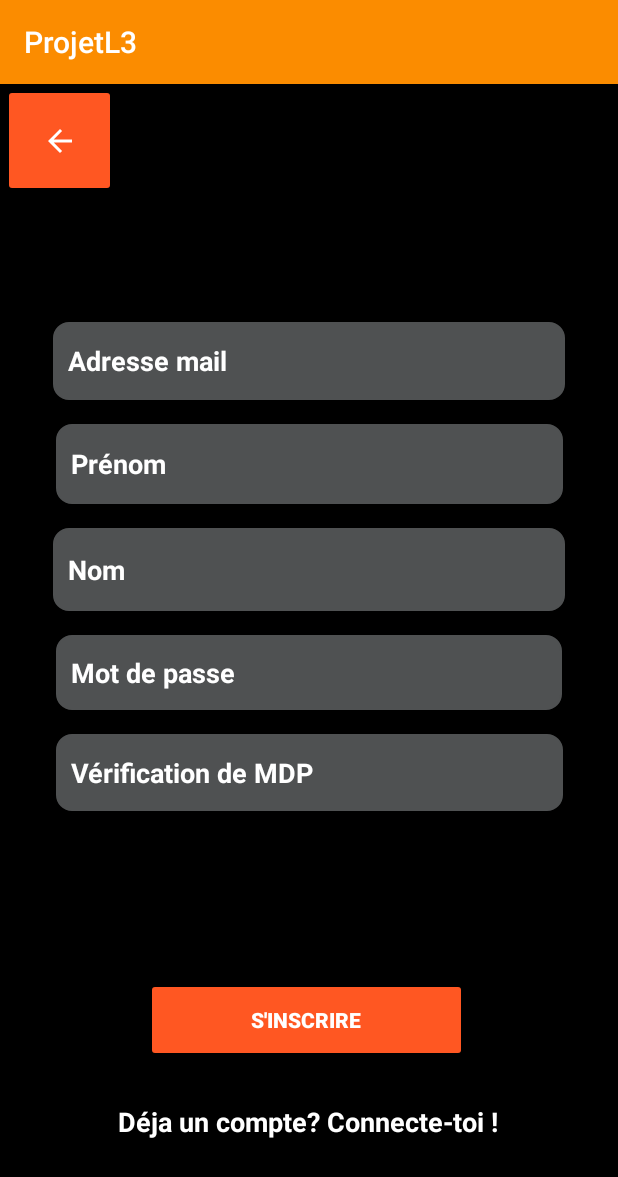
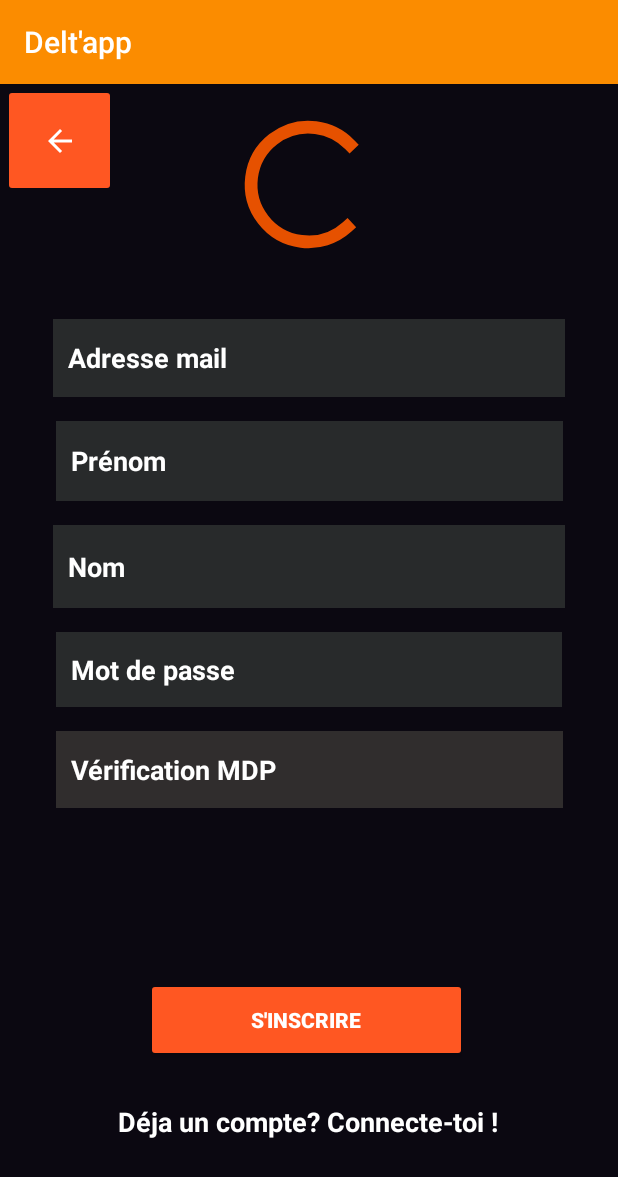
Before and after one commit to th1997/Delt-app, an Android app: the RegisterApp screen opened directly, with no data from a screen before it, on a phone screen of 412 x 824 dp. Shown: the top 1177 px of the screen. Run offline under Robolectric (Android 15) with nearby library versions, the phone set to English and light mode, and no system bars; our stand-ins replace Firebase (no records; nobody signed in at launch, a user with empty details on screens opened directly).

```diff
--- a/app/build.gradle
+++ b/app/build.gradle
@@ -51,6 +51,7 @@ dependencies {
     implementation 'androidx.core:core-ktx:1.3.2'
     implementation 'androidx.appcompat:appcompat:1.2.0'
     implementation 'androidx.constraintlayout:constraintlayout:2.0.4'
+    implementation 'com.google.android.material:material:1.2.1'
     testImplementation 'junit:junit:4.13.2'
     androidTestImplementation 'androidx.test.ext:junit:1.1.2'
     androidTestImplementation 'androidx.test.espresso:espresso-core:3.3.0'
--- a/app/src/main/res/drawable/text_border.xml
+++ b/app/src/main/res/drawable/text_border.xml
@@ -1,13 +1,9 @@
 <?xml version="1.0" encoding="utf-8"?>
 <shape xmlns:android="http://schemas.android.com/apk/res/android">
     <stroke
-        android:width="1dp"
-        android:color="#2E2F2F" />
-    <solid
-        android:color="#2E2F2F"
-        android:paddingLeft="10dp"
-        android:paddingTop="10dp"/>
-    <corners android:radius="10dp" />
+        android:width="2dp"
+        android:color="@color/black" />
+
     <padding
         android:left="10dp"
         android:top="10dp"
--- a/app/src/main/res/layout/activity_register_app.xml
+++ b/app/src/main/res/layout/activity_register_app.xml
@@ -2,9 +2,10 @@
 <androidx.constraintlayout.widget.ConstraintLayout xmlns:android="http://schemas.android.com/apk/res/android"
     xmlns:app="http://schemas.android.com/apk/res-auto"
     xmlns:tools="http://schemas.android.com/tools"
-    android:id="@+id/iprenom"
+    android:id="@+id/registerView"
     android:layout_width="match_parent"
     android:layout_height="match_parent"
+    android:background="@color/dark"
     tools:context="fr.projetl3.deltapp.RegisterApp">
 
     <ImageButton
@@ -31,14 +32,15 @@
         android:backgroundTint="#282a2b"
         android:backgroundTintMode="screen"
         android:ems="10"
-        android:hint="Mot de passe"
+        android:hint="@string/passwordText"
         android:inputType="textPassword"
         android:textColor="#FFFFFF"
         android:textColorHint="#FFFFFF"
         android:textStyle="bold"
         app:layout_constraintEnd_toEndOf="parent"
         app:layout_constraintStart_toStartOf="parent"
-        app:layout_constraintTop_toBottomOf="@+id/nomRegister" />
+        app:layout_constraintTop_toBottomOf="@+id/nomRegister"
+        android:importantForAutofill="no"/>
 
     <EditText
         android:id="@+id/pwd2Register"
@@ -46,17 +48,18 @@
         android:layout_height="51dp"
         android:layout_marginTop="16dp"
         android:background="@drawable/text_border"
-        android:backgroundTint="#282a2b"
+        android:backgroundTint="@color/mineshaft"
         android:backgroundTintMode="screen"
         android:ems="10"
-        android:hint="Vérification de MDP"
+        android:hint="@string/passwordText2"
         android:inputType="textPassword"
         android:textColor="#FFFFFF"
         android:textColorHint="#FFFFFF"
         android:textStyle="bold"
         app:layout_constraintEnd_toEndOf="parent"
         app:layout_constraintStart_toStartOf="parent"
-        app:layout_constraintTop_toBottomOf="@+id/pwd1Register" />
+        app:layout_constraintTop_toBottomOf="@+id/pwd1Register"
+        android:importantForAutofill="no"/>
 
     <EditText
         android:id="@+id/emailRegister"
@@ -66,7 +69,7 @@
         android:backgroundTint="#282a2b"
         android:backgroundTintMode="screen"
         android:ems="10"
-        android:hint="Adresse mail"
+        android:hint="@string/emailText"
         android:inputType="textEmailAddress"
         android:textColor="#FFFFFF"
         android:textColorHint="#FFFFFF"
@@ -75,7 +78,8 @@
         app:layout_constraintEnd_toEndOf="parent"
         app:layout_constraintStart_toStartOf="parent"
         app:layout_constraintTop_toBottomOf="@+id/btn_go_to_main"
-        app:layout_constraintVertical_bias="0.13" />
+        app:layout_constraintVertical_bias="0.127"
+        android:importantForAutofill="no"/>
 
     <EditText
         android:id="@+id/nomRegister"
@@ -86,7 +90,7 @@
         android:backgroundTint="#282a2b"
         android:backgroundTintMode="screen"
         android:ems="10"
-        android:hint="Nom"
+        android:hint="@string/nomText"
         android:inputType="textPersonName"
         android:textColor="#FFFFFF"
         android:textColorHint="#FFFFFF"
@@ -95,7 +99,8 @@
         app:layout_constraintEnd_toEndOf="parent"
         app:layout_constraintStart_toStartOf="parent"
         app:layout_constraintTop_toBottomOf="@+id/prenomRegister"
-        app:layout_constraintVertical_bias="0.0" />
+        app:layout_constraintVertical_bias="0.0"
+        android:importantForAutofill="no" />
 
     <EditText
         android:id="@+id/prenomRegister"
@@ -106,20 +111,21 @@
         android:backgroundTint="#282a2b"
         android:backgroundTintMode="screen"
         android:ems="10"
-        android:hint="Prénom"
+        android:hint="@string/prenomText"
         android:inputType="textPersonName"
         android:textColor="#FFFFFF"
         android:textColorHint="#FFFFFF"
         android:textStyle="bold"
         app:layout_constraintEnd_toEndOf="parent"
         app:layout_constraintStart_toStartOf="parent"
-        app:layout_constraintTop_toBottomOf="@+id/emailRegister" />
+        app:layout_constraintTop_toBottomOf="@+id/emailRegister"
+        android:autofillHints="" />
 
     <TextView
         android:id="@+id/tvLogin"
         android:layout_width="wrap_content"
         android:layout_height="wrap_content"
-        android:text="Déja un compte? Connecte-toi !"
+        android:text="@string/alreadyRegistered"
         android:textColor="#FFFFFF"
         android:textColorHint="#FFFFFF"
         android:textSize="18sp"
@@ -136,7 +142,7 @@
         android:layout_width="214dp"
         android:layout_height="56dp"
         android:backgroundTint="#FF5722"
-        android:text="S'inscrire"
+        android:text="@string/registerButtonText"
         android:textColor="#FFFFFF"
         android:textColorHint="#FFFFFF"
         android:textStyle="bold"
@@ -149,15 +155,14 @@
 
     <ProgressBar
         android:id="@+id/progressBarRegister"
-        style="?android:attr/progressBarStyle"
+        style="@android:style/Widget.DeviceDefault.Light.ProgressBar"
         android:layout_width="117dp"
         android:layout_height="102dp"
         android:layout_marginTop="16dp"
         android:indeterminateTint="@color/colorPrimaryDark"
-        android:visibility="invisible"
+        android:visibility="visible"
         app:layout_constraintEnd_toEndOf="parent"
         app:layout_constraintStart_toStartOf="parent"
-        app:layout_constraintTop_toTopOf="parent"
-        tools:visibility="invisible" />
+        app:layout_constraintTop_toTopOf="parent" />
 
 </androidx.constraintlayout.widget.ConstraintLayout>
--- a/app/src/main/res/values/strings.xml
+++ b/app/src/main/res/values/strings.xml
@@ -1,7 +1,30 @@
 <resources>
-    <string name="app_name">ProjetL3</string>
+    <string name="app_name">Delt\'app</string>
     <string name="retour">Retour page d\'accueil</string>
     <string name="login">Login</string>
     <string name="text">text</string>
 
+    <!-- Register/Login page String -->
+    <string name="emailText">Adresse mail</string>
+    <string name="prenomText">Prénom</string>
+    <string name="nomText">Nom</string>
+    <string name="passwordText">Mot de passe</string>
+    <string name="passwordText2">Vérification MDP</string>
+    <string name="registerButtonText">S\'inscrire</string>
+    <string name="loginButtonText">Se connecter</string>
+    <string name="alreadyRegistered">Déja un compte? Connecte-toi !</string>
+    <string name="noAccount">Pas encore inscrit? Inscris-toi !</string>
+    <string name="account_title">VOTRE COMPTE</string>
+    <string name="disconnectAccount">Se déconnecter</string>
+
+    <!-- Colors -->
+    <color name="white">#FFFFFF</color>
+    <color name="black">#000000</color>
+    <color name="dark">#0B0811</color>
+    <color name="red">#fd0000</color>
+    <color name="temptress">#430012</color>
+    <color name="revolver">#231a34</color>
+    <color name="firefly">#133337</color>
+    <color name="mineshaft">#302d2d</color>
+
 </resources>
```
Also changed, not shown: app/src/main/AndroidManifest.xml (+9 -8 lines), app/src/main/java/fr/projetl3/deltapp/Account.java (added, +65 -0 lines), app/src/main/java/fr/projetl3/deltapp/LoginApp.java (+15 -3 lines), app/src/main/java/fr/projetl3/deltapp/MainActivity.kt (+14 -54 lines), app/src/main/java/fr/projetl3/deltapp/RegisterApp.java (+11 -3 lines), app/src/main/res/layout/activity_account.xml (added, +84 -0 lines), app/src/main/res/layout/activity_login_app.xml (+12 -7 lines).
